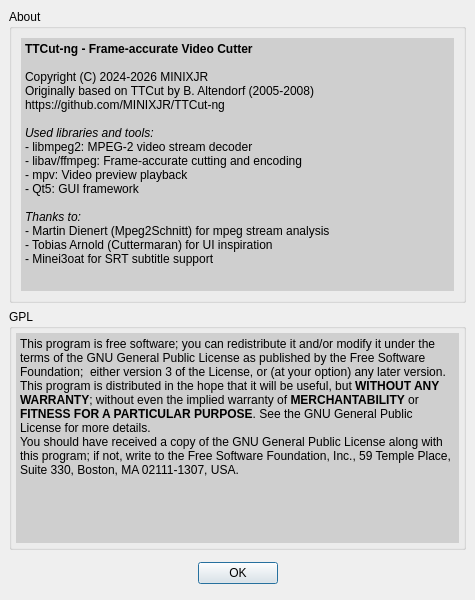
First picture: the form in ui/aboutdlg.ui, repository MINIXJR/TTCut-ng, before the edit.
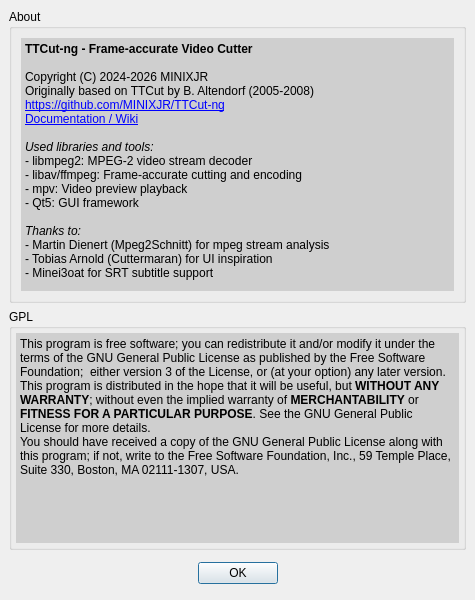
Second picture: the form after the edit.

Commit message:
Add wiki link to About dialog, consolidate CHANGELOG, add security audit
- About dialog: QTextEdit → QTextBrowser with clickable GitHub + Wiki links
- CHANGELOG: Replace plain-text CHANGELOG with CHANGELOG.md (all versions)
- TODO: Add security audit findings as high priority items
- docs: Add detailed security audit report (25 findings)

Diff of the .ui file:
```diff
--- a/ui/aboutdlg.ui
+++ b/ui/aboutdlg.ui
@@ -562,7 +562,7 @@
        <number>6</number>
       </property>
       <item row="0" column="0" >
-       <widget class="QTextEdit" name="textEdit" >
+       <widget class="QTextBrowser" name="textEdit" >
         <property name="enabled" >
          <bool>true</bool>
         </property>
@@ -968,7 +968,8 @@
 &lt;p style="-qt-paragraph-type:empty; margin-top:0px; margin-bottom:0px; margin-left:0px; margin-right:0px; -qt-block-indent:0; text-indent:0px; font-weight:600;">&lt;/p>
 &lt;p style=" margin-top:0px; margin-bottom:0px; margin-left:0px; margin-right:0px; -qt-block-indent:0; text-indent:0px;">Copyright (C) 2024-2026 MINIXJR&lt;/p>
 &lt;p style=" margin-top:0px; margin-bottom:0px; margin-left:0px; margin-right:0px; -qt-block-indent:0; text-indent:0px;">Originally based on TTCut by B. Altendorf (2005-2008)&lt;/p>
-&lt;p style=" margin-top:0px; margin-bottom:0px; margin-left:0px; margin-right:0px; -qt-block-indent:0; text-indent:0px;">https://github.com/MINIXJR/TTCut-ng&lt;/p>
+&lt;p style=" margin-top:0px; margin-bottom:0px; margin-left:0px; margin-right:0px; -qt-block-indent:0; text-indent:0px;">&lt;a href="https://github.com/MINIXJR/TTCut-ng">https://github.com/MINIXJR/TTCut-ng&lt;/a>&lt;/p>
+&lt;p style=" margin-top:0px; margin-bottom:0px; margin-left:0px; margin-right:0px; -qt-block-indent:0; text-indent:0px;">&lt;a href="https://github.com/MINIXJR/TTCut-ng/wiki">Documentation / Wiki&lt;/a>&lt;/p>
 &lt;p style="-qt-paragraph-type:empty; margin-top:0px; margin-bottom:0px; margin-left:0px; margin-right:0px; -qt-block-indent:0; text-indent:0px;">&lt;/p>
 &lt;p style=" margin-top:0px; margin-bottom:0px; margin-left:0px; margin-right:0px; -qt-block-indent:0; text-indent:0px;">&lt;span style=" font-style:italic;">Used libraries and tools:&lt;/span>&lt;/p>
 &lt;p style=" margin-top:0px; margin-bottom:0px; margin-left:0px; margin-right:0px; -qt-block-indent:0; text-indent:0px;">- libmpeg2: MPEG-2 video stream decoder&lt;/p>
```
Left out of the diff: 3 changed lines with no effect on the pictures. The commit also changes 4 other files.
